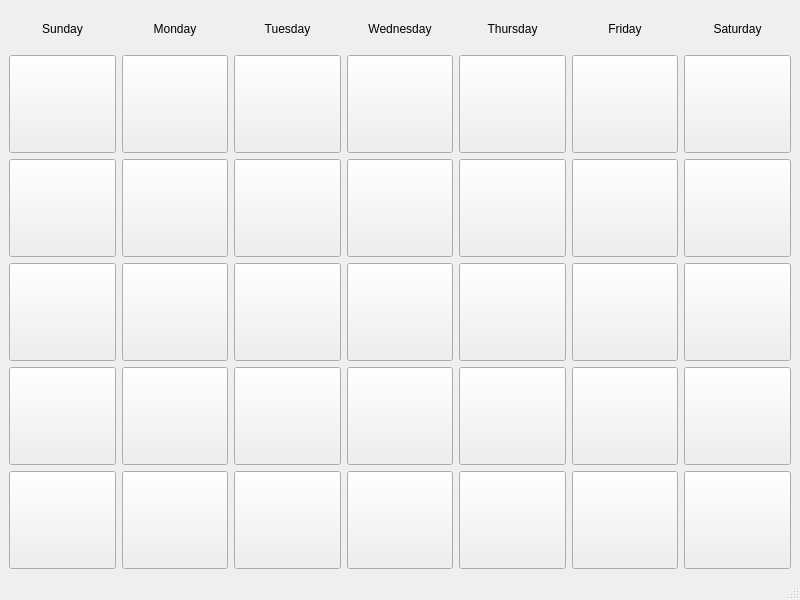
This is monthlyviewwindow.ui in Repented/Citrushack_2021 as Qt 5 draws it before an edit. The edited form follows.
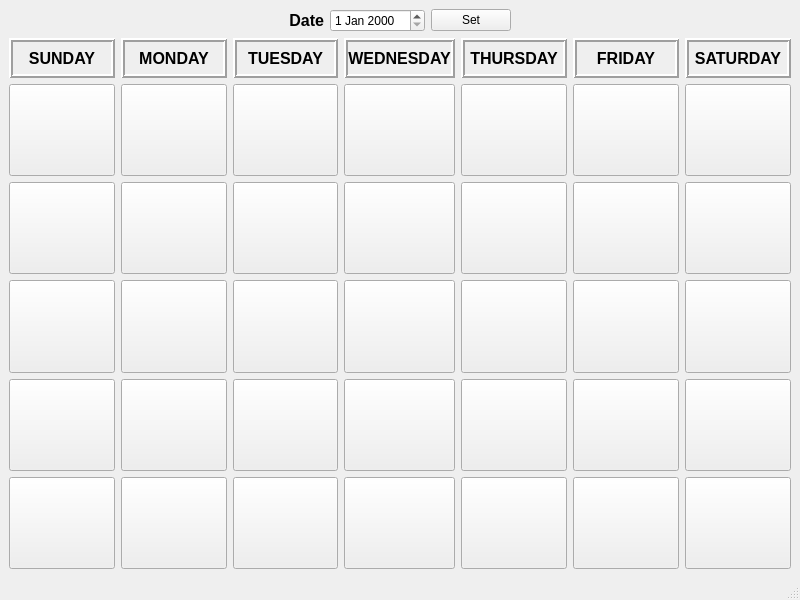
This is the edited form.

The edit to the form file:
```diff
--- a/monthlyviewwindow.ui
+++ b/monthlyviewwindow.ui
@@ -15,6 +15,66 @@
   </property>
   <widget class="QWidget" name="centralwidget">
    <layout class="QVBoxLayout" name="verticalLayout_2">
+    <item>
+     <layout class="QHBoxLayout" name="horizontalLayout">
+      <item>
+       <spacer name="horizontalSpacer_2">
+        <property name="orientation">
+         <enum>Qt::Horizontal</enum>
+        </property>
+        <property name="sizeHint" stdset="0">
+         <size>
+          <width>40</width>
+          <height>20</height>
+         </size>
+        </property>
+       </spacer>
+      </item>
+      <item>
+       <widget class="QLabel" name="label">
+        <property name="font">
+         <font>
+          <pointsize>12</pointsize>
+          <weight>75</weight>
+          <bold>true</bold>
+         </font>
+        </property>
+        <property name="text">
+         <string>Date</string>
+        </property>
+        <property name="alignment">
+         <set>Qt::AlignRight|Qt::AlignTrailing|Qt::AlignVCenter</set>
+        </property>
+       </widget>
+      </item>
+      <item>
+       <widget class="QDateEdit" name="dateEdit"/>
+      </item>
+      <item>
+       <widget class="QPushButton" name="setDateButton">
+        <property name="text">
+         <string>Set</string>
+        </property>
+       </widget>
+      </item>
+      <item>
+       <spacer name="horizontalSpacer">
+        <property name="orientation">
+         <enum>Qt::Horizontal</enum>
+        </property>
+        <property name="sizeType">
+         <enum>QSizePolicy::Expanding</enum>
+        </property>
+        <property name="sizeHint" stdset="0">
+         <size>
+          <width>40</width>
+          <height>20</height>
+         </size>
+        </property>
+       </spacer>
+      </item>
+     </layout>
+    </item>
     <item>
      <layout class="QVBoxLayout" name="verticalLayout">
       <item>
@@ -87,8 +147,24 @@
             <height>0</height>
            </size>
           </property>
+          <property name="font">
+           <font>
+            <pointsize>12</pointsize>
+            <weight>75</weight>
+            <bold>true</bold>
+           </font>
+          </property>
+          <property name="frameShape">
+           <enum>QFrame::Box</enum>
+          </property>
+          <property name="frameShadow">
+           <enum>QFrame::Raised</enum>
+          </property>
+          <property name="lineWidth">
+           <number>2</number>
+          </property>
           <property name="text">
-           <string>Wednesday</string>
+           <string>WEDNESDAY</string>
           </property>
           <property name="alignment">
            <set>Qt::AlignCenter</set>
@@ -127,8 +203,24 @@
             <height>0</height>
            </size>
           </property>
+          <property name="font">
+           <font>
+            <pointsize>12</pointsize>
+            <weight>75</weight>
+            <bold>true</bold>
+           </font>
+          </property>
+          <property name="frameShape">
+           <enum>QFrame::Box</enum>
+          </property>
+          <property name="frameShadow">
+           <enum>QFrame::Raised</enum>
+          </property>
+          <property name="lineWidth">
+           <number>2</number>
+          </property>
           <property name="text">
-           <string>Sunday</string>
+           <string>SUNDAY</string>
           </property>
           <property name="alignment">
            <set>Qt::AlignCenter</set>
@@ -200,8 +292,24 @@
             <height>0</height>
            </size>
           </property>
+          <property name="font">
+           <font>
+            <pointsize>12</pointsize>
+            <weight>75</weight>
+            <bold>true</bold>
+           </font>
+          </property>
+          <property name="frameShape">
+           <enum>QFrame::Box</enum>
+          </property>
+          <property name="frameShadow">
+           <enum>QFrame::Raised</enum>
+          </property>
+          <property name="lineWidth">
+           <number>2</number>
+          </property>
           <property name="text">
-           <string>Saturday</string>
+           <string>SATURDAY</string>
           </property>
           <property name="alignment">
            <set>Qt::AlignCenter</set>
@@ -247,8 +355,24 @@
             <height>0</height>
            </size>
           </property>
+          <property name="font">
+           <font>
+            <pointsize>12</pointsize>
+            <weight>75</weight>
+            <bold>true</bold>
+           </font>
+          </property>
+          <property name="frameShape">
+           <enum>QFrame::Box</enum>
+          </property>
+          <property name="frameShadow">
+           <enum>QFrame::Raised</enum>
+          </property>
+          <property name="lineWidth">
+           <number>2</number>
+          </property>
           <property name="text">
-           <string>Thursday</string>
+           <string>THURSDAY</string>
           </property>
           <property name="alignment">
            <set>Qt::AlignCenter</set>
@@ -294,8 +418,24 @@
             <height>0</height>
            </size>
           </property>
+          <property name="font">
+           <font>
+            <pointsize>12</pointsize>
+            <weight>75</weight>
+            <bold>true</bold>
+           </font>
+          </property>
+          <property name="frameShape">
+           <enum>QFrame::Box</enum>
+          </property>
+          <property name="frameShadow">
+           <enum>QFrame::Raised</enum>
+          </property>
+          <property name="lineWidth">
+           <number>2</number>
+          </property>
           <property name="text">
-           <string>Friday</string>
+           <string>FRIDAY</string>
           </property>
           <property name="alignment">
            <set>Qt::AlignCenter</set>
@@ -445,8 +585,24 @@
             <height>0</height>
            </size>
           </property>
+          <property name="font">
+           <font>
+            <pointsize>12</pointsize>
+            <weight>75</weight>
+            <bold>true</bold>
+           </font>
+          </property>
+          <property name="frameShape">
+           <enum>QFrame::Box</enum>
+          </property>
+          <property name="frameShadow">
+           <enum>QFrame::Raised</enum>
+          </property>
+          <property name="lineWidth">
+           <number>2</number>
+          </property>
           <property name="text">
-           <string>Monday</string>
+           <string>MONDAY</string>
           </property>
           <property name="alignment">
            <set>Qt::AlignCenter</set>
@@ -687,8 +843,24 @@
             <height>0</height>
            </size>
           </property>
+          <property name="font">
+           <font>
+            <pointsize>12</pointsize>
+            <weight>75</weight>
+            <bold>true</bold>
+           </font>
+          </property>
+          <property name="frameShape">
+           <enum>QFrame::Box</enum>
+          </property>
+          <property name="frameShadow">
+           <enum>QFrame::Raised</enum>
+          </property>
+          <property name="lineWidth">
+           <number>2</number>
+          </property>
           <property name="text">
-           <string>Tuesday</string>
+           <string>TUESDAY</string>
           </property>
           <property name="alignment">
            <set>Qt::AlignCenter</set>
```
